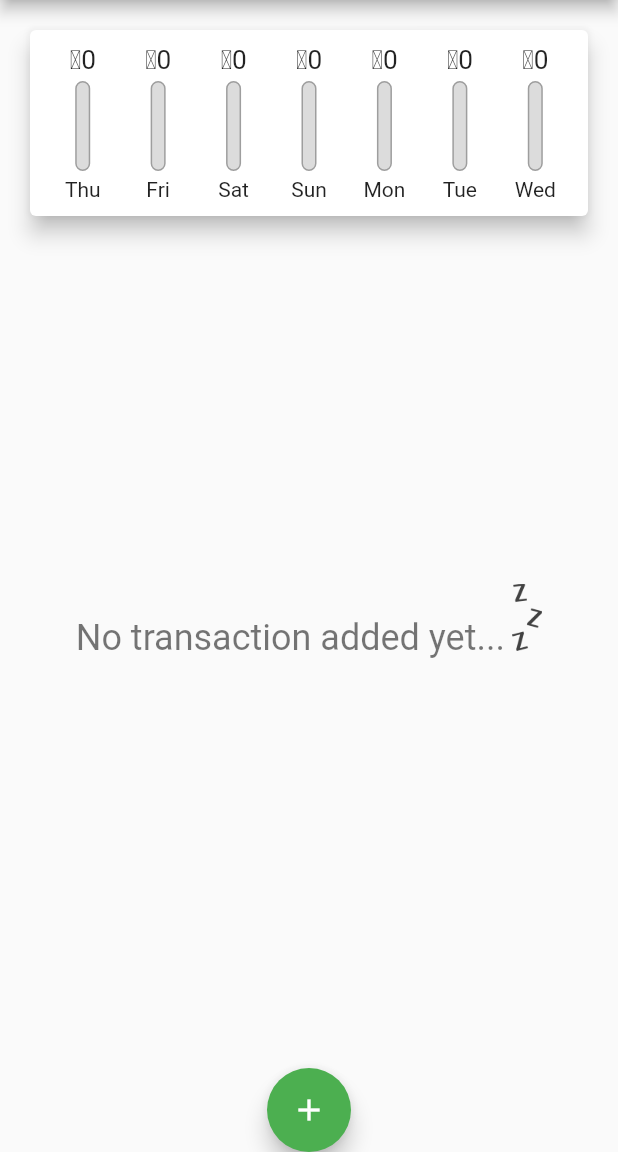
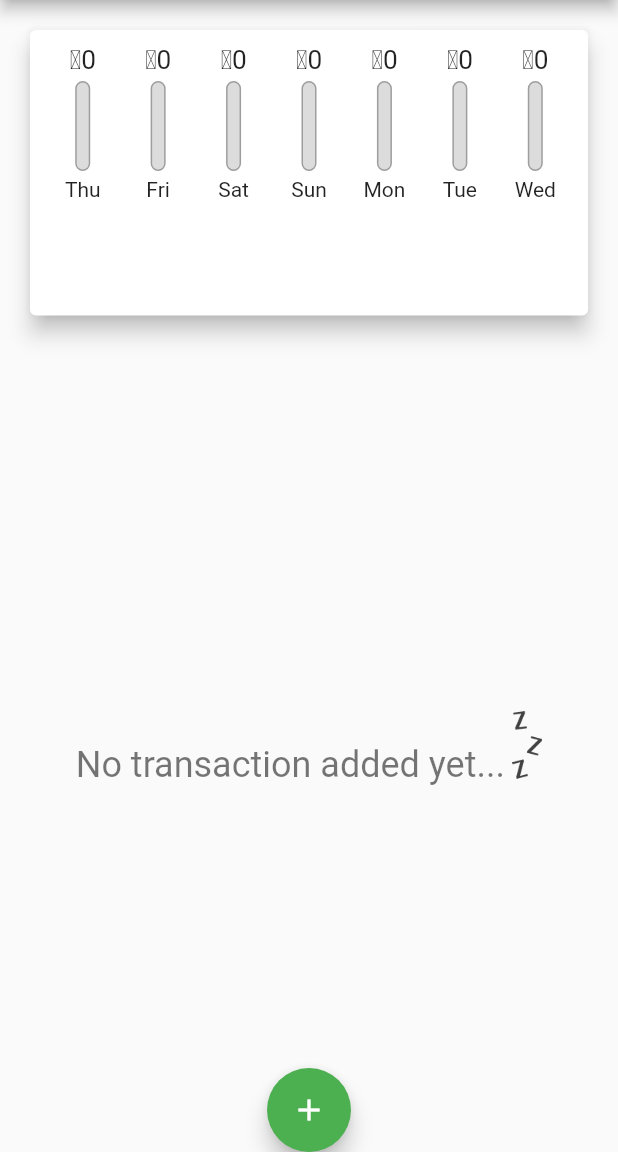
Before and after one commit to YehorBubyrDev/personal_expenses_app, a Flutter app: the screen it shows after launch, on a phone screen of 412 x 824 dp, the part 84-1236 px from its top. Run offline on Flutter 3.47's test engine with Material 2 defaults, Android fonts, the phone set to English and light mode, and no system bars; Roboto replaces fonts that are missing (Quicks).

Commit message:
make widgets sizes calculating dynamically

```diff
--- a/lib/main.dart
+++ b/lib/main.dart
@@ -36,7 +36,80 @@ class MyHomePage extends StatefulWidget {
 }
 
 class _MyHomePageState extends State<MyHomePage> {
-  final List<Transaction> _userTransactions = [];
+  final List<Transaction> _userTransactions = [
+    // Transaction(
+    //   id: DateTime.now().toString(),
+    //   title: 'Water',
+    //   amount: 20.90,
+    //   date: DateTime.now(),
+    // ),
+    // Transaction(
+    //   id: DateTime.now().toString(),
+    //   title: 'Water',
+    //   amount: 20.90,
+    //   date: DateTime.now(),
+    // ),
+    // Transaction(
+    //   id: DateTime.now().toString(),
+    //   title: 'Water',
+    //   amount: 20.90,
+    //   date: DateTime.now(),
+    // ),
+    // Transaction(
+    //   id: DateTime.now().toString(),
+    //   title: 'Water',
+    //   amount: 20.90,
+    //   date: DateTime.now(),
+    // ),
+    // Transaction(
+    //   id: DateTime.now().toString(),
+    //   title: 'Water',
+    //   amount: 20.90,
+    //   date: DateTime.now(),
+    // ),
+    // Transaction(
+    //   id: DateTime.now().toString(),
+    //   title: 'Water',
+    //   amount: 20.90,
+    //   date: DateTime.now(),
+    // ),
+    // Transaction(
+    //   id: DateTime.now().toString(),
+    //   title: 'Water',
+    //   amount: 20.90,
+    //   date: DateTime.now(),
+    // ),
+    // Transaction(
+    //   id: DateTime.now().toString(),
+    //   title: 'Water',
+    //   amount: 20.90,
+    //   date: DateTime.now(),
+    // ),
+    // Transaction(
+    //   id: DateTime.now().toString(),
+    //   title: 'Water',
+    //   amount: 20.90,
+    //   date: DateTime.now(),
+    // ),
+    // Transaction(
+    //   id: DateTime.now().toString(),
+    //   title: 'Water',
+    //   amount: 20.90,
+    //   date: DateTime.now(),
+    // ),
+    // Transaction(
+    //   id: DateTime.now().toString(),
+    //   title: 'Water',
+    //   amount: 20.90,
+    //   date: DateTime.now(),
+    // ),
+    // Transaction(
+    //   id: DateTime.now().toString(),
+    //   title: 'Water',
+    //   amount: 20.90,
+    //   date: DateTime.now(),
+    // ),
+  ];
 
   List<Transaction> get _recentTransaction {
     return _userTransactions.where((tx) {
@@ -81,8 +154,8 @@ class _MyHomePageState extends State<MyHomePage> {
 
   @override
   Widget build(BuildContext context) {
-    return Scaffold(
-      appBar: AppBar(
+    // final curScaleFactor = MediaQuery.of(context).textScaleFactor; This is expamle how to manage with the text size
+    final appBar = AppBar(
       title: const Text('Personal Expenses'),
       backgroundColor: Colors.lightGreen,
       actions: <Widget>[
@@ -94,14 +167,28 @@ class _MyHomePageState extends State<MyHomePage> {
               color: Colors.white,
             ))
       ],
-      ),
+    );
+    return Scaffold(
+      appBar: appBar,
       body: SingleChildScrollView(
         child: Column(
           mainAxisAlignment: MainAxisAlignment.start,
           crossAxisAlignment: CrossAxisAlignment.stretch,
           children: [
-            ExpensesChart(_recentTransaction),
-            TransactionList(_userTransactions, _deleteTx),
+            Container(
+              height: (MediaQuery.of(context).size.height -
+                      appBar.preferredSize.height -
+                      MediaQuery.of(context).padding.top) *
+                  0.3,
+              child: ExpensesChart(_recentTransaction),
+            ),
+            Container(
+              height: (MediaQuery.of(context).size.height -
+                      appBar.preferredSize.height -
+                      MediaQuery.of(context).padding.top) *
+                  0.7,
+              child: TransactionList(_userTransactions, _deleteTx),
+            ),
           ],
         ),
       ),
--- a/lib/widgets/Transaction/empty_list.dart
+++ b/lib/widgets/Transaction/empty_list.dart
@@ -7,7 +7,7 @@ class Empty extends StatelessWidget {
   Widget build(BuildContext context) {
     return SizedBox(
       width: double.infinity,
-      height: 500,
+      height: MediaQuery.of(context).size.height * 0.6,
       child: Column(
         mainAxisAlignment: MainAxisAlignment.center,
         children: <Widget>[
--- a/lib/widgets/Transaction/transaction_list.dart
+++ b/lib/widgets/Transaction/transaction_list.dart
@@ -16,7 +16,6 @@ class TransactionList extends StatelessWidget {
     return userTransactions.isEmpty
         ? const Empty()
         : Container(
-            height: 660,
             color: Colors.black12,
             child: ListView.builder(
               itemBuilder: (ctx, index) {
```
Lines whose indentation alone changed are shown as unchanged.
